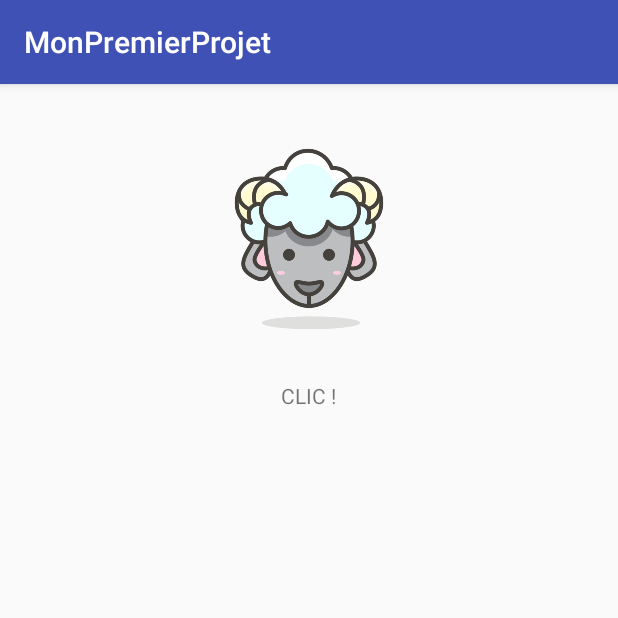
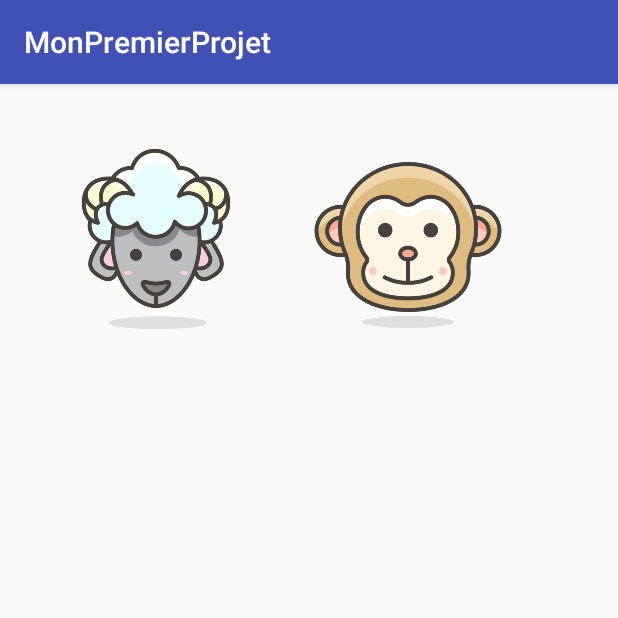
Before and after one commit to MrCheben/MonPremierProjet, an Android app: the screen it shows after launch (mainActivity), after a tap on an icon or button, on a phone screen of 412 x 824 dp, the top half of it. Run offline under Robolectric (Android 15) with nearby library versions, the phone set to English and light mode, and no system bars.

Commit message:
Ajout singe

```diff
--- a/app/src/main/java/fr/ben/jp/monpremierprojet/mainActivity.java
+++ b/app/src/main/java/fr/ben/jp/monpremierprojet/mainActivity.java
@@ -8,19 +8,40 @@ import android.widget.ImageView;
 
 public class mainActivity extends AppCompatActivity{
 
+    MediaPlayer mPlayer = null;
+
     @Override
     protected void onCreate(Bundle savedInstanceState) {
         super.onCreate(savedInstanceState);
         setContentView(R.layout.activity_main);
 
-        final MediaPlayer mPlayer = MediaPlayer.create(this, R.raw.bouc);
 
-        ImageView img = (ImageView)findViewById(R.id.imageChevre);
-        img.setOnClickListener(new View.OnClickListener() {
+
+        ImageView imgChevre = (ImageView)findViewById(R.id.imageChevre);
+
+        imgChevre.setOnClickListener(new View.OnClickListener() {
             @Override
             public void onClick(View view) {
-                mPlayer.start();
+                playSound(R.raw.bouc);
+            }
+        });
+
+        ImageView imgSinge = (ImageView)findViewById(R.id.imageSinge);
+
+        imgSinge.setOnClickListener(new View.OnClickListener() {
+            @Override
+            public void onClick(View view) {
+                playSound(R.raw.singe);
             }
         });
     }
+
+    private void playSound(int resId) {
+        if(mPlayer != null) {
+            mPlayer.stop();
+            mPlayer.release();
+        }
+        mPlayer = MediaPlayer.create(this, resId);
+        mPlayer.start();
+    }
 }
--- a/app/src/main/res/layout/activity_main.xml
+++ b/app/src/main/res/layout/activity_main.xml
@@ -1,7 +1,8 @@
 <?xml version="1.0" encoding="utf-8"?>
-<LinearLayout xmlns:android="http://schemas.android.com/apk/res/android"
+<RelativeLayout xmlns:android="http://schemas.android.com/apk/res/android"
     xmlns:app="http://schemas.android.com/apk/res-auto"
-    android:orientation="vertical" android:layout_width="match_parent"
+    android:orientation="vertical"
+    android:layout_width="match_parent"
     android:layout_height="match_parent">
 
     <ImageView
@@ -9,14 +10,16 @@
         android:layout_height="128dp"
         android:layout_width="128dp"
         android:layout_marginTop="40dp"
-        android:layout_gravity="center"
+        android:layout_marginLeft="40dp"
         android:src="@drawable/chevre" />
 
-    <TextView
-        android:layout_marginTop="30dp"
-        android:layout_width="wrap_content"
-        android:layout_height="wrap_content"
-        android:layout_gravity="center"
-        android:text="@string/txtClic"/>
+    <ImageView
+        android:id="@+id/imageSinge"
+        android:layout_height="128dp"
+        android:layout_width="128dp"
+        android:layout_marginTop="40dp"
+        android:layout_marginLeft="40dp"
+        android:layout_toRightOf="@id/imageChevre"
+        android:src="@drawable/singe" />
 
-</LinearLayout>
+</RelativeLayout>
```
Also changed, not shown: app/src/main/res/drawable/singe.png (added), 1 other file.
